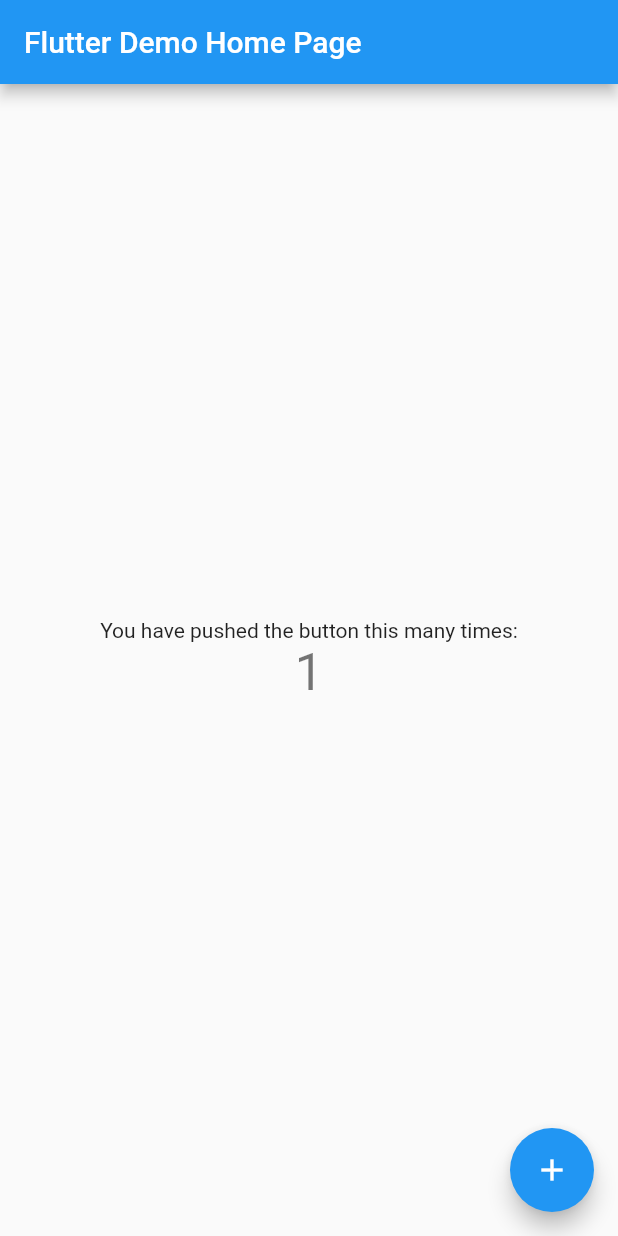
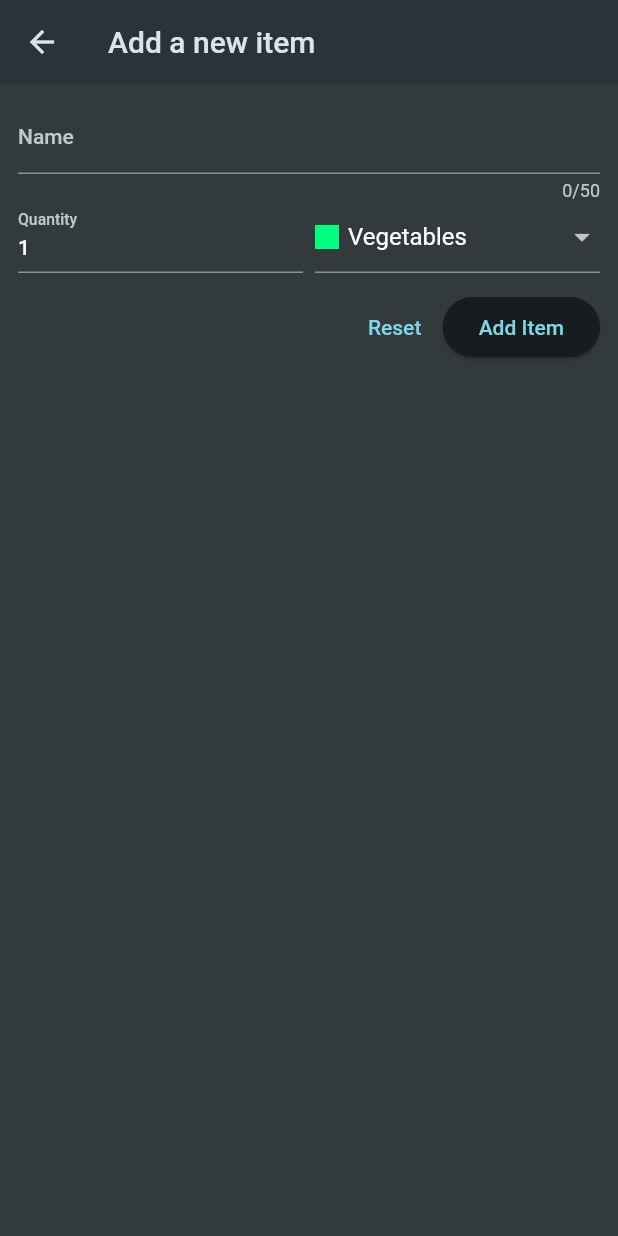
Before and after one commit to leonlogli/flutter_shopping_list, a Flutter app: the screen it shows after launch, after a tap on the "add" icon, on a phone screen of 412 x 824 dp. Run offline on Flutter 3.47's test engine with Material 2 defaults, Android fonts, the phone set to English and light mode, and no system bars.

Commit message:
Add user inputs and form builder

```diff
--- /dev/null
+++ b/lib/data/categories.dart
@@ -0,0 +1,46 @@
+import 'package:flutter/material.dart';
+
+import 'package:flutter_shopping_list/models/category.dart';
+
+const categories = {
+  Categories.vegetables: Category(
+    'Vegetables',
+    Color.fromARGB(255, 0, 255, 128),
+  ),
+  Categories.fruit: Category(
+    'Fruit',
+    Color.fromARGB(255, 145, 255, 0),
+  ),
+  Categories.meat: Category(
+    'Meat',
+    Color.fromARGB(255, 255, 102, 0),
+  ),
+  Categories.dairy: Category(
+    'Dairy',
+    Color.fromARGB(255, 0, 208, 255),
+  ),
+  Categories.carbs: Category(
+    'Carbs',
+    Color.fromARGB(255, 0, 60, 255),
+  ),
+  Categories.sweets: Category(
+    'Sweets',
+    Color.fromARGB(255, 255, 149, 0),
+  ),
+  Categories.spices: Category(
+    'Spices',
+    Color.fromARGB(255, 255, 187, 0),
+  ),
+  Categories.convenience: Category(
+    'Convenience',
+    Color.fromARGB(255, 191, 0, 255),
+  ),
+  Categories.hygiene: Category(
+    'Hygiene',
+    Color.fromARGB(255, 149, 0, 255),
+  ),
+  Categories.other: Category(
+    'Other',
+    Color.fromARGB(255, 0, 225, 255),
+  ),
+};
--- a/lib/main.dart
+++ b/lib/main.dart
@@ -1,4 +1,6 @@
 import 'package:flutter/material.dart';
+
+import 'package:flutter_shopping_list/widgets/grocery_list.dart';
 
 void main() {
   runApp(const MyApp());
@@ -11,105 +13,17 @@ class MyApp extends StatelessWidget {
   @override
   Widget build(BuildContext context) {
     return MaterialApp(
-      title: 'Flutter Demo',
-      theme: ThemeData(
-        // This is the theme of your application.
-        //
-        // Try running your application with "flutter run". You'll see the
-        // application has a blue toolbar. Then, without quitting the app, try
-        // changing the primarySwatch below to Colors.green and then invoke
-        // "hot reload" (press "r" in the console where you ran "flutter run",
-        // or simply save your changes to "hot reload" in a Flutter IDE).
-        // Notice that the counter didn't reset back to zero; the application
-        // is not restarted.
-        primarySwatch: Colors.blue,
+      title: 'Flutter Groceries',
+      theme: ThemeData.dark().copyWith(
+        useMaterial3: true,
+        colorScheme: ColorScheme.fromSeed(
+          seedColor: const Color.fromARGB(255, 147, 229, 250),
+          brightness: Brightness.dark,
+          surface: const Color.fromARGB(255, 42, 51, 59),
+        ),
+        scaffoldBackgroundColor: const Color.fromARGB(255, 50, 58, 60),
       ),
-      home: const MyHomePage(title: 'Flutter Demo Home Page'),
+      home: const GroceryList(),
     );
   }
 }
-
-class MyHomePage extends StatefulWidget {
-  const MyHomePage({super.key, required this.title});
-
-  // This widget is the home page of your application. It is stateful, meaning
-  // that it has a State object (defined below) that contains fields that affect
-  // how it looks.
-
-  // This class is the configuration for the state. It holds the values (in this
-  // case the title) provided by the parent (in this case the App widget) and
-  // used by the build method of the State. Fields in a Widget subclass are
-  // always marked "final".
-
-  final String title;
-
-  @override
-  State<MyHomePage> createState() => _MyHomePageState();
-}
-
-class _MyHomePageState extends State<MyHomePage> {
-  int _counter = 0;
-
-  void _incrementCounter() {
-    setState(() {
-      // This call to setState tells the Flutter framework that something has
-      // changed in this State, which causes it to rerun the build method below
-      // so that the display can reflect the updated values. If we changed
-      // _counter without calling setState(), then the build method would not be
-      // called again, and so nothing would appear to happen.
-      _counter++;
-    });
-  }
-
-  @override
-  Widget build(BuildContext context) {
-    // This method is rerun every time setState is called, for instance as done
-    // by the _incrementCounter method above.
-    //
-    // The Flutter framework has been optimized to make rerunning build methods
-    // fast, so that you can just rebuild anything that needs updating rather
-    // than having to individually change instances of widgets.
-    return Scaffold(
-      appBar: AppBar(
-        // Here we take the value from the MyHomePage object that was created by
-        // the App.build method, and use it to set our appbar title.
-        title: Text(widget.title),
-      ),
-      body: Center(
-        // Center is a layout widget. It takes a single child and positions it
-        // in the middle of the parent.
-        child: Column(
-          // Column is also a layout widget. It takes a list of children and
-          // arranges them vertically. By default, it sizes itself to fit its
-          // children horizontally, and tries to be as tall as its parent.
-          //
-          // Invoke "debug painting" (press "p" in the console, choose the
-          // "Toggle Debug Paint" action from the Flutter Inspector in Android
-          // Studio, or the "Toggle Debug Paint" command in Visual Studio Code)
-          // to see the wireframe for each widget.
-          //
-          // Column has various properties to control how it sizes itself and
-          // how it positions its children. Here we use mainAxisAlignment to
-          // center the children vertically; the main axis here is the vertical
-          // axis because Columns are vertical (the cross axis would be
-          // horizontal).
-          mainAxisAlignment: MainAxisAlignment.center,
-          children: <Widget>[
-            const Text(
-              'You have pushed the button this many times:',
-            ),
-            Text(
-              '$_counter',
-              style: Theme.of(context).textTheme.headlineMedium,
-            ),
-          ],
-        ),
-      ),
-      floatingActionButton: FloatingActionButton(
-        onPressed: _incrementCounter,
-        tooltip: 'Increment',
-        child: const Icon(Icons.add),
-      ), // This trailing comma makes auto-formatting nicer for build methods.
-    );
-  }
-}
--- /dev/null
+++ b/lib/models/category.dart
@@ -0,0 +1,21 @@
+import 'package:flutter/material.dart';
+
+enum Categories {
+  vegetables,
+  fruit,
+  meat,
+  dairy,
+  carbs,
+  sweets,
+  spices,
+  convenience,
+  hygiene,
+  other
+}
+
+class Category {
+  const Category(this.title, this.color);
+
+  final String title;
+  final Color color;
+}
--- /dev/null
+++ b/lib/models/grocery_item.dart
@@ -0,0 +1,15 @@
+import 'package:flutter_shopping_list/models/category.dart';
+
+class GroceryItem {
+  const GroceryItem({
+    required this.id,
+    required this.name,
+    required this.quantity,
+    required this.category,
+  });
+
+  final String id;
+  final String name;
+  final int quantity;
+  final Category category;
+}
--- /dev/null
+++ b/lib/widgets/grocery_list.dart
@@ -0,0 +1,78 @@
+import 'package:flutter/material.dart';
+
+import 'package:flutter_shopping_list/models/grocery_item.dart';
+import 'package:flutter_shopping_list/widgets/new_item.dart';
+
+class GroceryList extends StatefulWidget {
+  const GroceryList({super.key});
+
+  @override
+  State<GroceryList> createState() => _GroceryListState();
+}
+
+class _GroceryListState extends State<GroceryList> {
+  final List<GroceryItem> _groceryItems = [];
+
+  void _addItem() async {
+    final newItem = await Navigator.of(context).push<GroceryItem>(
+      MaterialPageRoute(
+        builder: (ctx) => const NewItem(),
+      ),
+    );
+
+    if (newItem == null) {
+      return;
+    }
+
+    setState(() {
+      _groceryItems.add(newItem);
+    });
+  }
+
+  void _removeItem(GroceryItem item) {
+    setState(() {
+      _groceryItems.remove(item);
+    });
+  }
+
+  @override
+  Widget build(BuildContext context) {
+    Widget content = const Center(child: Text('No items added yet.'));
+
+    if (_groceryItems.isNotEmpty) {
+      content = ListView.builder(
+        itemCount: _groceryItems.length,
+        itemBuilder: (ctx, index) => Dismissible(
+          onDismissed: (direction) {
+            _removeItem(_groceryItems[index]);
+          },
+          key: ValueKey(_groceryItems[index].id),
+          child: ListTile(
+            title: Text(_groceryItems[index].name),
+            leading: Container(
+              width: 24,
+              height: 24,
+              color: _groceryItems[index].category.color,
+            ),
+            trailing: Text(
+              _groceryItems[index].quantity.toString(),
+            ),
+          ),
+        ),
+      );
+    }
+
+    return Scaffold(
+      appBar: AppBar(
+        title: const Text('Your Groceries'),
+        actions: [
+          IconButton(
+            onPressed: _addItem,
+            icon: const Icon(Icons.add),
+          ),
+        ],
+      ),
+      body: content,
+    );
+  }
+}
--- /dev/null
+++ b/lib/widgets/new_item.dart
@@ -0,0 +1,145 @@
+import 'package:flutter/material.dart';
+
+import 'package:flutter_shopping_list/data/categories.dart';
+import 'package:flutter_shopping_list/models/category.dart';
+import 'package:flutter_shopping_list/models/grocery_item.dart';
+
+class NewItem extends StatefulWidget {
+  const NewItem({super.key});
+
+  @override
+  State<NewItem> createState() {
+    return _NewItemState();
+  }
+}
+
+class _NewItemState extends State<NewItem> {
+  final _formKey = GlobalKey<FormState>();
+  var _enteredName = '';
+  var _enteredQuantity = 1;
+  var _selectedCategory = categories[Categories.vegetables]!;
+
+  void _saveItem() {
+    if (_formKey.currentState!.validate()) {
+      _formKey.currentState!.save();
+      Navigator.of(context).pop(
+        GroceryItem(
+          id: DateTime.now().toString(),
+          name: _enteredName,
+          quantity: _enteredQuantity,
+          category: _selectedCategory,
+        ),
+      );
+    }
+  }
+
+  @override
+  Widget build(BuildContext context) {
+    return Scaffold(
+      appBar: AppBar(
+        title: const Text('Add a new item'),
+      ),
+      body: Padding(
+        padding: const EdgeInsets.all(12),
+        child: Form(
+          key: _formKey,
+          child: Column(
+            children: [
+              TextFormField(
+                maxLength: 50,
+                decoration: const InputDecoration(
+                  label: Text('Name'),
+                ),
+                validator: (value) {
+                  if (value == null ||
+                      value.isEmpty ||
+                      value.trim().length <= 1 ||
+                      value.trim().length > 50) {
+                    return 'Must be between 1 and 50 characters.';
+                  }
+                  return null;
+                },
+                onSaved: (value) {
+                  // if (value == null) {
+                  //   return;
+                  // }
+                  _enteredName = value!;
+                },
+              ), // instead of TextField()
+              Row(
+                crossAxisAlignment: CrossAxisAlignment.end,
+                children: [
+                  Expanded(
+                    child: TextFormField(
+                      decoration: const InputDecoration(
+                        label: Text('Quantity'),
+                      ),
+                      keyboardType: TextInputType.number,
+                      initialValue: _enteredQuantity.toString(),
+                      validator: (value) {
+                        if (value == null ||
+                            value.isEmpty ||
+                            int.tryParse(value) == null ||
+                            int.tryParse(value)! <= 0) {
+                          return 'Must be a valid, positive number.';
+                        }
+                        return null;
+                      },
+                      onSaved: (value) {
+                        _enteredQuantity = int.parse(value!);
+                      },
+                    ),
+                  ),
+                  const SizedBox(width: 8),
+                  Expanded(
+                    child: DropdownButtonFormField(
+                      value: _selectedCategory,
+                      items: [
+                        for (final category in categories.entries)
+                          DropdownMenuItem(
+                            value: category.value,
+                            child: Row(
+                              children: [
+                                Container(
+                                  width: 16,
+                                  height: 16,
+                                  color: category.value.color,
+                                ),
+                                const SizedBox(width: 6),
+                                Text(category.value.title),
+                              ],
+                            ),
+                          ),
+                      ],
+                      onChanged: (value) {
+                        setState(() {
+                          _selectedCategory = value!;
+                        });
+                      },
+                    ),
+                  ),
+                ],
+              ),
+              const SizedBox(height: 12),
+              Row(
+                mainAxisAlignment: MainAxisAlignment.end,
+                children: [
+                  TextButton(
+                    onPressed: () {
+                      _formKey.currentState!.reset();
+                    },
+                    child: const Text('Reset'),
+                  ),
+                  ElevatedButton(
+                    onPressed: _saveItem,
+                    child: const Text('Add Item'),
+                  )
+                ],
+              ),
+            ],
+          ),
+        ),
+      ),
+    );
+  }
+}
```
